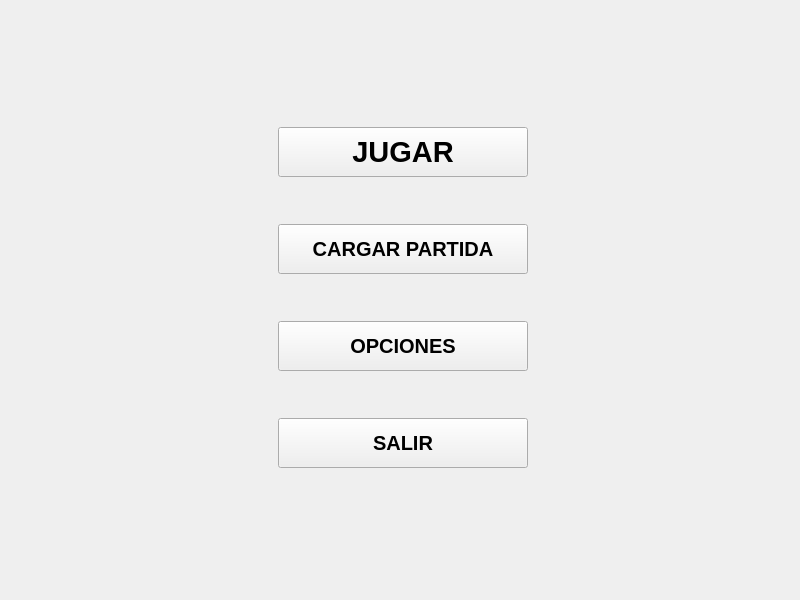
Qt form PantallaMenu/pantallamenu.ui (0tomi/POO-TP) before a commit.
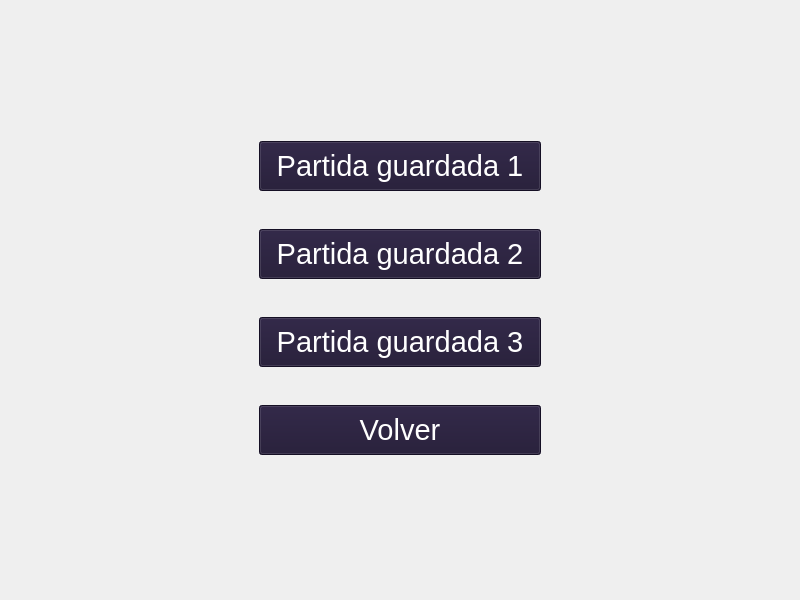
The same form after that commit. Icons and pictures are not drawn.

```diff
--- a/PantallaMenu/pantallamenu.ui
+++ b/PantallaMenu/pantallamenu.ui
@@ -61,31 +61,43 @@
      <layout class="QHBoxLayout" name="horizontalLayout">
       <item>
        <widget class="QStackedWidget" name="menu">
+        <property name="sizePolicy">
+         <sizepolicy hsizetype="Preferred" vsizetype="Preferred">
+          <horstretch>0</horstretch>
+          <verstretch>0</verstretch>
+         </sizepolicy>
+        </property>
+        <property name="minimumSize">
+         <size>
+          <width>0</width>
+          <height>0</height>
+         </size>
+        </property>
         <property name="maximumSize">
          <size>
-          <width>356</width>
-          <height>440</height>
+          <width>300</width>
+          <height>399</height>
          </size>
         </property>
         <property name="currentIndex">
-         <number>0</number>
+         <number>1</number>
         </property>
         <widget class="QWidget" name="pprincipal">
          <layout class="QVBoxLayout" name="verticalLayout_3">
           <property name="spacing">
-           <number>5</number>
+           <number>6</number>
           </property>
           <property name="leftMargin">
-           <number>20</number>
+           <number>27</number>
           </property>
           <property name="topMargin">
-           <number>5</number>
+           <number>0</number>
           </property>
           <property name="rightMargin">
-           <number>50</number>
+           <number>27</number>
           </property>
           <property name="bottomMargin">
-           <number>10</number>
+           <number>0</number>
           </property>
           <item>
            <widget class="QPushButton" name="botonJugar">
@@ -98,12 +110,16 @@
             <property name="font">
              <font>
               <family>MS Sans Serif</family>
-              <pointsize>22</pointsize>
+              <pointsize>27</pointsize>
               <bold>true</bold>
              </font>
             </property>
+            <property name="styleSheet">
+             <string notr="true">color: white;
+background-color: #1e1532;</string>
+            </property>
             <property name="text">
-             <string>JUGAR</string>
+             <string>Jugar</string>
             </property>
            </widget>
           </item>
@@ -118,12 +134,16 @@
             <property name="font">
              <font>
               <family>MS Sans Serif</family>
-              <pointsize>15</pointsize>
-              <bold>true</bold>
+              <pointsize>27</pointsize>
+              <bold>false</bold>
              </font>
             </property>
+            <property name="styleSheet">
+             <string notr="true">color: white;
+background-color: #1e1532;</string>
+            </property>
             <property name="text">
-             <string>CARGAR PARTIDA</string>
+             <string>Cargar Partida</string>
             </property>
            </widget>
           </item>
@@ -138,12 +158,16 @@
             <property name="font">
              <font>
               <family>MS Sans Serif</family>
-              <pointsize>15</pointsize>
-              <bold>true</bold>
+              <pointsize>27</pointsize>
+              <bold>false</bold>
              </font>
             </property>
+            <property name="styleSheet">
+             <string notr="true">color: white;
+background-color: #1e1532;</string>
+            </property>
             <property name="text">
-             <string>OPCIONES</string>
+             <string>Opciones</string>
             </property>
            </widget>
           </item>
@@ -158,12 +182,112 @@
             <property name="font">
              <font>
               <family>MS Sans Serif</family>
-              <pointsize>15</pointsize>
-              <bold>true</bold>
+              <pointsize>27</pointsize>
+              <bold>false</bold>
              </font>
             </property>
+            <property name="styleSheet">
+             <string notr="true">color: white;
+background-color: #1e1532;</string>
+            </property>
             <property name="text">
-             <string>SALIR</string>
+             <string>Salir </string>
+            </property>
+           </widget>
+          </item>
+         </layout>
+        </widget>
+        <widget class="QWidget" name="cargar">
+         <layout class="QVBoxLayout" name="verticalLayout">
+          <item>
+           <widget class="QPushButton" name="botonPartida1">
+            <property name="maximumSize">
+             <size>
+              <width>282</width>
+              <height>50</height>
+             </size>
+            </property>
+            <property name="font">
+             <font>
+              <family>MS Sans Serif</family>
+              <pointsize>22</pointsize>
+             </font>
+            </property>
+            <property name="styleSheet">
+             <string notr="true">color: white;
+background-color: #1e1532;</string>
+            </property>
+            <property name="text">
+             <string>Partida guardada 1</string>
+            </property>
+           </widget>
+          </item>
+          <item>
+           <widget class="QPushButton" name="botonPartida2">
+            <property name="maximumSize">
+             <size>
+              <width>282</width>
+              <height>50</height>
+             </size>
+            </property>
+            <property name="font">
+             <font>
+              <family>MS Sans Serif</family>
+              <pointsize>22</pointsize>
+             </font>
+            </property>
+            <property name="styleSheet">
+             <string notr="true">color: white;
+background-color: #1e1532;</string>
+            </property>
+            <property name="text">
+             <string>Partida guardada 2</string>
+            </property>
+           </widget>
+          </item>
+          <item>
+           <widget class="QPushButton" name="botonPartida3">
+            <property name="maximumSize">
+             <size>
+              <width>282</width>
+              <height>50</height>
+             </size>
+            </property>
+            <property name="font">
+             <font>
+              <family>MS Sans Serif</family>
+              <pointsize>22</pointsize>
+             </font>
+            </property>
+            <property name="styleSheet">
+             <string notr="true">color: white;
+background-color: #1e1532;</string>
+            </property>
+            <property name="text">
+             <string>Partida guardada 3</string>
+            </property>
+           </widget>
+          </item>
+          <item>
+           <widget class="QPushButton" name="botonVolver3">
+            <property name="maximumSize">
+             <size>
+              <width>282</width>
+              <height>50</height>
+             </size>
+            </property>
+            <property name="font">
+             <font>
+              <family>MS Sans Serif</family>
+              <pointsize>22</pointsize>
+             </font>
+            </property>
+            <property name="styleSheet">
+             <string notr="true">color: white;
+background-color: #1e1532;</string>
+            </property>
+            <property name="text">
+             <string>Volver</string>
             </property>
            </widget>
           </item>
```
Left out of the diff: 102 changed lines with no effect on the pictures.
